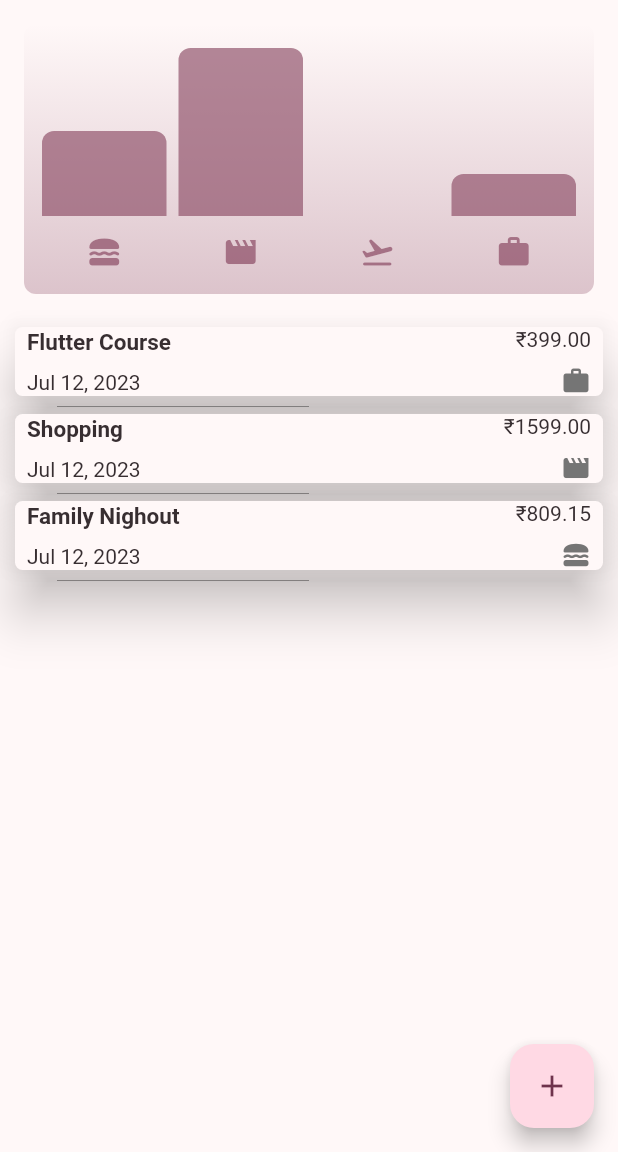
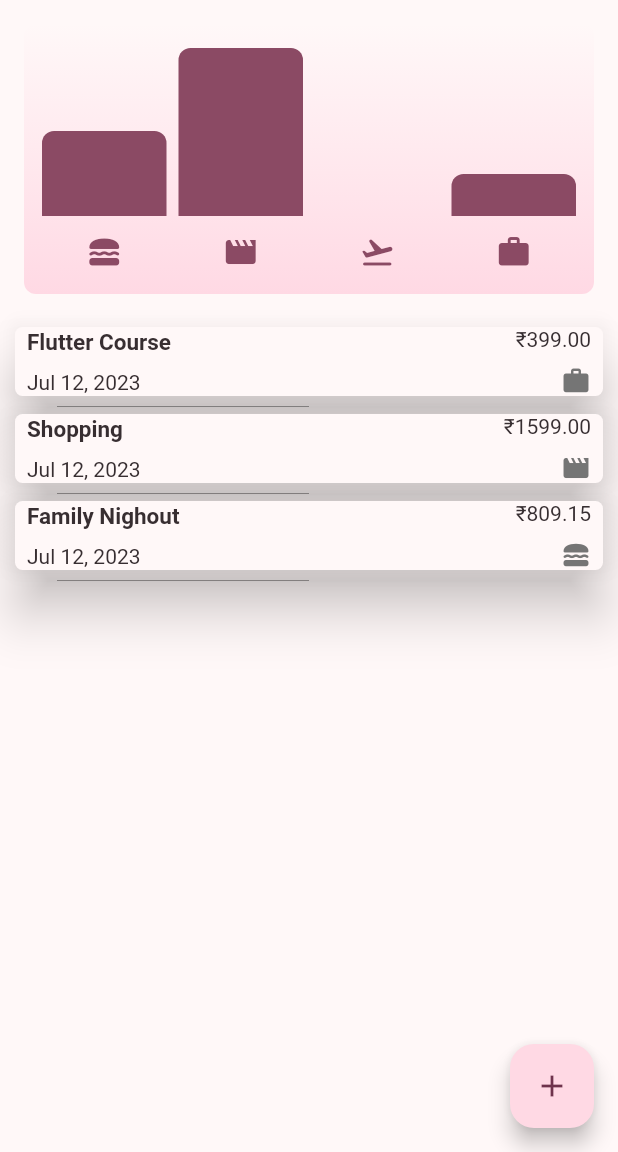
Before and after one commit to jaspal007/Expense-Tracker, a Flutter app: the screen it shows after launch, on a phone screen of 412 x 824 dp, the part 84-1236 px from its top. Run offline on Flutter 3.47's test engine with Material 2 defaults, Android fonts, the phone set to English and light mode, and no system bars.

Commit message:
app in different theme settings

```diff
--- a/lib/main.dart
+++ b/lib/main.dart
@@ -1,11 +1,27 @@
 import 'package:expense_tracker/resources/global_variables.dart';
 import 'package:flutter/material.dart';
+import 'widget/expenses.dart';
 
-import 'widget/expenses.dart';
+BackgroundColors backgroundColors = BackgroundColors.pink;
+Color seedColor = backGround[backgroundColors]!;
+
+//light theme
+ColorScheme kColorScheme = ColorScheme.fromSeed(
+  seedColor: seedColor,
+);
+
+
+//dark theme
+ColorScheme kDarkColorScheme = ColorScheme.fromSeed(
+  brightness: Brightness.dark,
+  seedColor: seedColor,
+);
+
 
 void main() {
   runApp(const MyApp());
 }
+
 
 class MyApp extends StatefulWidget {
   const MyApp({super.key});
@@ -17,51 +33,23 @@ class MyApp extends StatefulWidget {
 class _MyAppState extends State<MyApp> {
   void setSeedColor(BackgroundColors value) {
     setState(() {
-      backgroundColors.value = value;
-      seedColor.value = backGround[backgroundColors.value]!;
-      print(seedColor.toString());
+      backgroundColors = value;
+      seedColor = backGround[backgroundColors]!;
+      kColorScheme = ColorScheme.fromSeed(
+        seedColor: seedColor,
+      );
+      kDarkColorScheme = ColorScheme.fromSeed(
+        brightness: Brightness.dark,
+        seedColor: seedColor,
+      );
     });
   }
 
   @override
   Widget build(BuildContext context) {
-    return ValueListenableBuilder<BackgroundColors>(
-      valueListenable: backgroundColors,
-      builder: (context, BackgroundColors colors, child) {
     return MaterialApp(
       themeMode: ThemeMode.system,
-          theme: themeDataLight,
-          darkTheme: themeDataDark,
-          debugShowCheckedModeBanner: false,
-          home: Expenses(
-            backgroundColors: backgroundColors,
-            onColorchange: setSeedColor,
-          ),
-        );
-      },
-    );
-  }
-}
-
-Map<BackgroundColors, Color> backGround = {
-  BackgroundColors.yellow: const Color(0xFFFFE392),
-  BackgroundColors.purple: const Color(0xFFE2C0E9),
-  BackgroundColors.green: const Color(0xFFACE3AE),
-  BackgroundColors.blue: const Color(0xFF9EC5E5),
-  BackgroundColors.pink: const Color(0xFFE0AABC),
-};
-
-final ValueNotifier<BackgroundColors> backgroundColors =
-    ValueNotifier(BackgroundColors.pink);
-ValueNotifier<Color> seedColor =
-    ValueNotifier(backGround[backgroundColors.value]!);
-
-//light theme
-final kColorScheme = ColorScheme.fromSeed(
-  seedColor: seedColor.value,
-);
-
-final ThemeData themeDataLight = ThemeData().copyWith(
+      theme: ThemeData().copyWith(
         useMaterial3: true,
         colorScheme: kColorScheme,
         appBarTheme: const AppBarTheme().copyWith(
@@ -107,7 +95,8 @@ final ThemeData themeDataLight = ThemeData().copyWith(
           ),
           focusedBorder: OutlineInputBorder(
             borderRadius: BorderRadius.circular(50),
-      borderSide: BorderSide(color: kColorScheme.inversePrimary, width: 2),
+            borderSide:
+                BorderSide(color: kColorScheme.inversePrimary, width: 2),
           ),
           prefixStyle: TextStyle(color: kColorScheme.tertiary),
           labelStyle: TextStyle(color: kColorScheme.tertiary),
@@ -122,15 +111,8 @@ final ThemeData themeDataLight = ThemeData().copyWith(
           showDragHandle: true,
           dragHandleColor: kColorScheme.onBackground,
         ),
-);
-
-//dark theme
-final kDarkColorScheme = ColorScheme.fromSeed(
-  brightness: Brightness.dark,
-  seedColor: seedColor.value,
-);
-
-final ThemeData themeDataDark = ThemeData.dark().copyWith(
+      ), //themeDataLight,
+      darkTheme: ThemeData.dark().copyWith(
         useMaterial3: true,
         colorScheme: kDarkColorScheme,
         appBarTheme: const AppBarTheme().copyWith(
@@ -166,8 +148,8 @@ final ThemeData themeDataDark = ThemeData.dark().copyWith(
                 //backgroundColor: Colors.blue,
               ),
             ),
-  dialogTheme:
-      const DialogTheme().copyWith(backgroundColor: kDarkColorScheme.tertiary),
+        dialogTheme: const DialogTheme()
+            .copyWith(backgroundColor: kDarkColorScheme.tertiary),
         snackBarTheme: const SnackBarThemeData().copyWith(
           backgroundColor: kDarkColorScheme.onSecondaryContainer,
           shape: const RoundedRectangleBorder(
@@ -185,22 +167,32 @@ final ThemeData themeDataDark = ThemeData.dark().copyWith(
           ),
           focusedBorder: OutlineInputBorder(
             borderRadius: BorderRadius.circular(50),
-      borderSide: BorderSide(color: kDarkColorScheme.inversePrimary, width: 2),
+            borderSide:
+                BorderSide(color: kDarkColorScheme.inversePrimary, width: 2),
           ),
           prefixStyle: TextStyle(color: kDarkColorScheme.tertiaryContainer),
           labelStyle: TextStyle(color: kDarkColorScheme.tertiaryContainer),
           hintStyle: TextStyle(color: kDarkColorScheme.tertiaryContainer),
         ),
-  iconTheme:
-      const IconThemeData().copyWith(color: kDarkColorScheme.onInverseSurface),
+        iconTheme: const IconThemeData()
+            .copyWith(color: kDarkColorScheme.onInverseSurface),
         bottomSheetTheme: const BottomSheetThemeData().copyWith(
           constraints: const BoxConstraints.expand(),
           backgroundColor: kDarkColorScheme.secondary,
           showDragHandle: false,
           dragHandleColor: kDarkColorScheme.background,
         ),
-  floatingActionButtonTheme: const FloatingActionButtonThemeData().copyWith(
+        floatingActionButtonTheme: const FloatingActionButtonThemeData()
+            .copyWith(
                 elevation: 20,
                 backgroundColor: kDarkColorScheme.onPrimaryContainer,
                 foregroundColor: kDarkColorScheme.onInverseSurface),
+      ), //themeDataDark,
+      debugShowCheckedModeBanner: false,
+      home: Expenses(
+        backgroundColors: backgroundColors,
+        onColorchange: setSeedColor,
+      ),
     );
+  }
+}
--- a/lib/resources/global_variables.dart
+++ b/lib/resources/global_variables.dart
@@ -5,7 +5,13 @@ import 'package:intl/intl.dart';
 
 import '../modal/expense.dart';
 
-// ThemeMode themeMode = ThemeMode.light;
+Map<BackgroundColors, Color> backGround = {
+  BackgroundColors.yellow: const Color(0xFFFFE392),
+  BackgroundColors.purple: const Color(0xFFE2C0E9),
+  BackgroundColors.green: const Color(0xFFACE3AE),
+  BackgroundColors.blue: const Color(0xFF9EC5E5),
+  BackgroundColors.pink: const Color(0xFFE0AABC),
+};
 
 final formatted = DateFormat.yMMMd();
 
--- a/lib/widget/chart.dart
+++ b/lib/widget/chart.dart
@@ -32,8 +32,6 @@ class Chart extends StatelessWidget {
 
   @override
   Widget build(BuildContext context) {
-    final isDarkMode =
-        MediaQuery.of(context).platformBrightness == Brightness.dark;
     return Container(
       margin: const EdgeInsets.all(16),
       padding: const EdgeInsets.symmetric(
@@ -48,8 +46,8 @@ class Chart extends StatelessWidget {
         borderRadius: BorderRadius.circular(8),
         gradient: LinearGradient(
           colors: [
-            Theme.of(context).colorScheme.primary.withOpacity(0.3),
-            Theme.of(context).colorScheme.primary.withOpacity(0.0)
+            Theme.of(context).colorScheme.primaryContainer.withOpacity(1),
+            Theme.of(context).colorScheme.primaryContainer.withOpacity(0)
           ],
           begin: Alignment.bottomCenter,
           end: Alignment.topCenter,
@@ -79,12 +77,7 @@ class Chart extends StatelessWidget {
                       padding: const EdgeInsets.symmetric(horizontal: 4),
                       child: Icon(
                         categoryIcon[bucket.category],
-                        color: isDarkMode
-                            ? Theme.of(context).colorScheme.secondary
-                            : Theme.of(context)
-                                .colorScheme
-                                .primary
-                                .withOpacity(0.7),
+                        color: Theme.of(context).colorScheme.primary.withOpacity(1),
                       ),
                     ),
                   ),
--- a/lib/widget/chart_bar.dart
+++ b/lib/widget/chart_bar.dart
@@ -10,8 +10,6 @@ class ChartBar extends StatelessWidget {
 
   @override
   Widget build(BuildContext context) {
-    final isDarkMode =
-        MediaQuery.of(context).platformBrightness == Brightness.dark;
     return Expanded(
       child: Padding(
         padding: const EdgeInsets.symmetric(horizontal: 4),
@@ -22,9 +20,7 @@ class ChartBar extends StatelessWidget {
               shape: BoxShape.rectangle,
               borderRadius:
                   const BorderRadius.vertical(top: Radius.circular(8)),
-              color: isDarkMode
-                  ? Theme.of(context).colorScheme.secondary
-                  : Theme.of(context).colorScheme.primary.withOpacity(0.65),
+              color: Theme.of(context).colorScheme.primary.withOpacity(1),
             ),
           ),
         ),
--- a/lib/widget/expenses.dart
+++ b/lib/widget/expenses.dart
@@ -15,7 +15,8 @@ class Expenses extends StatefulWidget {
     required this.backgroundColors,
     required this.onColorchange,
   });
-  ValueNotifier<BackgroundColors> backgroundColors;
+  BackgroundColors backgroundColors;
+  //ValueNotifier<BackgroundColors> backgroundColors;
   final Function(BackgroundColors backgroundColors) onColorchange;
   @override
   State<Expenses> createState() => _ExpensesState();
@@ -62,6 +63,7 @@ class _ExpensesState extends State<Expenses> {
 
   @override
   Widget build(BuildContext context) {
+    BackgroundColors color = widget.backgroundColors;
     final width = MediaQuery.of(context).size.width;
     Widget mainContent = const Text('Nothing to display');
     if (registeredExpense.isNotEmpty) {
@@ -111,7 +113,7 @@ class _ExpensesState extends State<Expenses> {
       appBar: AppBar(
         actions: [
           PopupMenuButton(
-            initialValue: widget.backgroundColors.value,
+            initialValue: color,
             itemBuilder: (context) => BackgroundColors.values
                 .map(
                   (value) => PopupMenuItem(
@@ -125,7 +127,7 @@ class _ExpensesState extends State<Expenses> {
             icon: const Icon(Icons.format_paint),
             onSelected: (value) {
               setState(() {
-                widget.backgroundColors.value = value;
+                color = value;
               });
               widget.onColorchange(value);
             },
```
Lines whose indentation alone changed are shown as unchanged.
